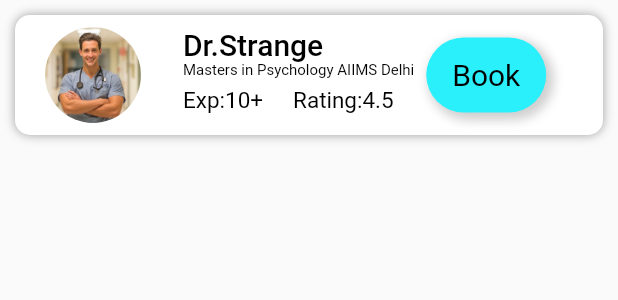
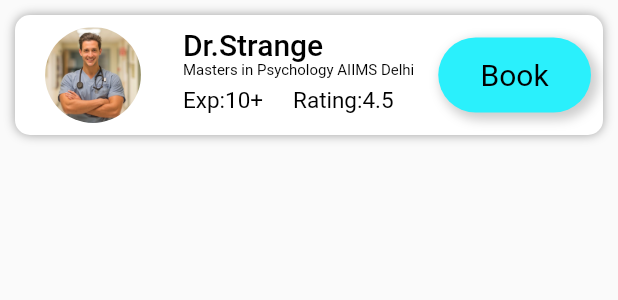
Before and after one commit to vipinedayour/Bueno, a Flutter app: the CustomCard widget shown alone on an empty page, opened directly, on a phone screen of 412 x 824 dp. Shown: the top 300 px of the screen. Run offline on Flutter 3.47's test engine with Material 2 defaults, Android fonts, the light colour scheme and no system bars; our stand-ins replace animated_splash_screen, font_awesome_flutter, google_fonts.

Commit message:
overflow cleared

```diff
--- a/lib/utilities/customcard.dart
+++ b/lib/utilities/customcard.dart
@@ -67,12 +67,15 @@ class CustomCard extends StatelessWidget {
                 ],
               ),
             ),
-            RoundTextContainer(
-              color: kLightBlue,
-              text: 'Book',
-              textColor: Colors.black,
-              width: 80,
-              height: 50,
+            Expanded(
+              child: Padding(
+                padding: const EdgeInsets.all(8.0),
+                child: RoundTextContainer(
+                  color: kLightBlue,
+                  text: 'Book',
+                  textColor: Colors.black,
+                ),
+              ),
             )
           ],
         ),
```
